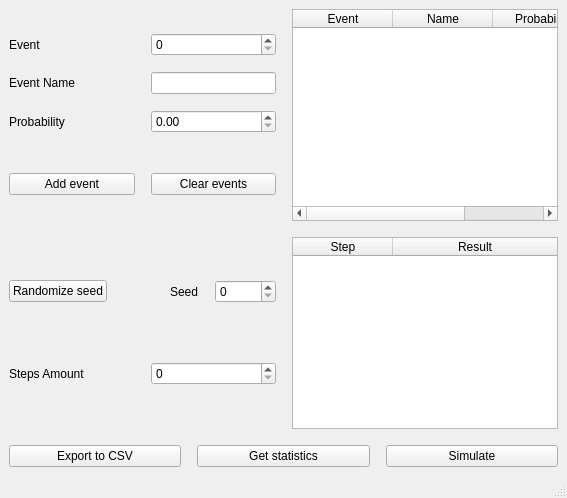
Above: s3_lab2/s3_lab2/mainwindow.ui from dmytromk/s3_lab1 before the change. Below: the same form after it.
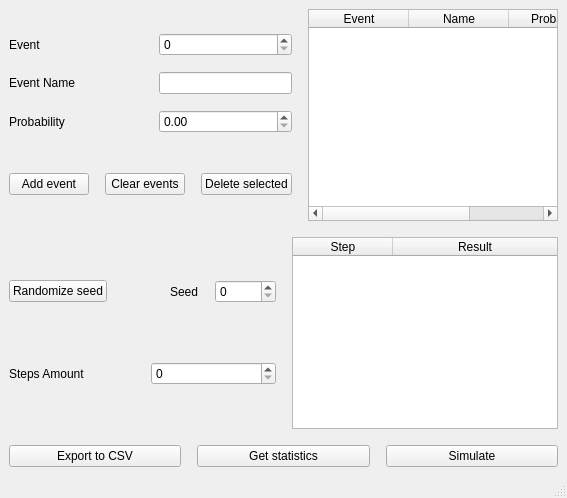
That is the form after the change.

Commit message: feat: delete selected row

```diff
--- a/s3_lab2/s3_lab2/mainwindow.ui
+++ b/s3_lab2/s3_lab2/mainwindow.ui
@@ -96,6 +96,13 @@
               </property>
              </widget>
             </item>
+            <item>
+             <widget class="QPushButton" name="deleteSelectedButton">
+              <property name="text">
+               <string>Delete selected</string>
+              </property>
+             </widget>
+            </item>
            </layout>
           </item>
          </layout>
```
Left out of the diff: 12 changed lines with no effect on the pictures. The commit also changes 2 other files.
